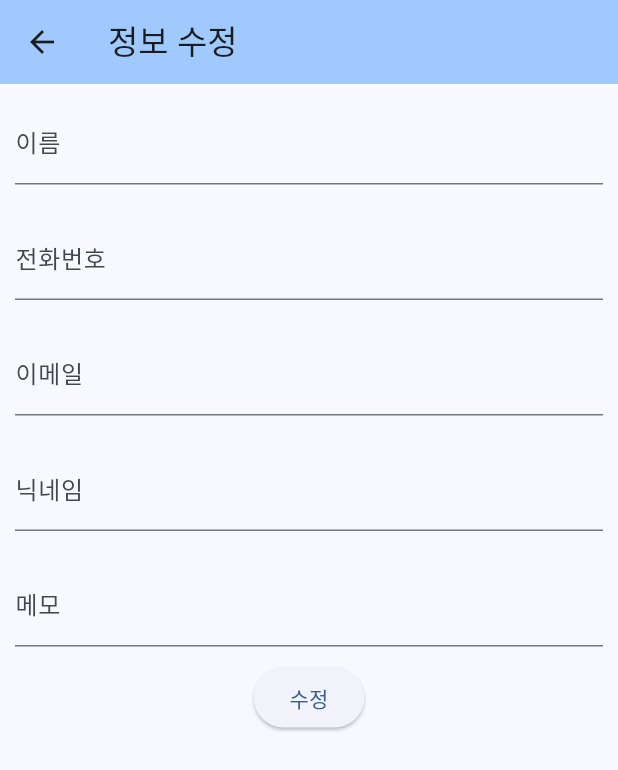
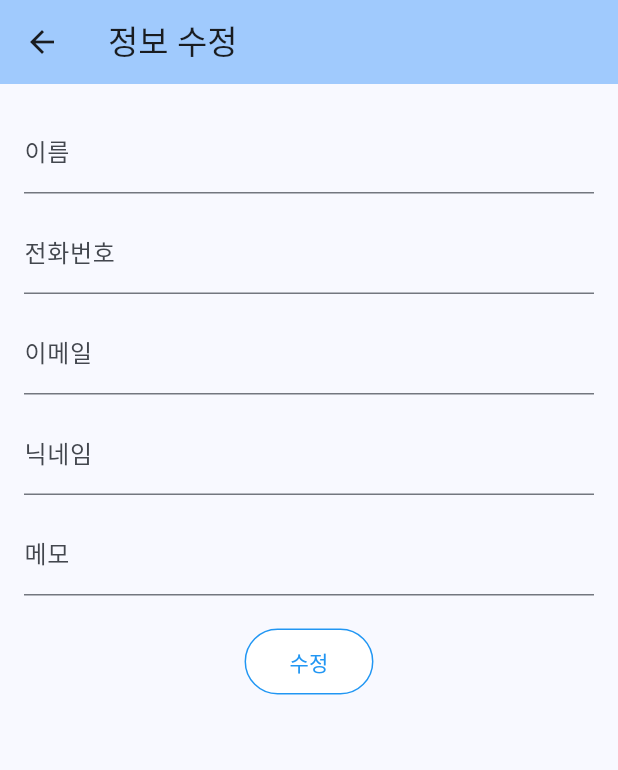
Before and after one commit to kimyk0101/phone_app_flutter, a Flutter app: the EditForm screen opened by its route, after a tap on "수정", on a phone screen of 412 x 824 dp. Shown: the top 770 px of the screen. Run offline on Flutter 3.47's test engine with Material 3 defaults, Android fonts, the phone set to English and light mode, and no system bars; our stand-ins replace dio; network calls fail.

Commit message:
[연경] 검색 기능 제외 스타일 완료

```diff
--- a/lib/editForm.dart
+++ b/lib/editForm.dart
@@ -78,33 +78,24 @@ class _EditFormState extends State<_EditForm> {
 
   @override
   Widget build(BuildContext context) {
-    return Container(
-      child: Form(
+    return Padding(
+      padding: const EdgeInsets.all(16.0),
       child: Column(
         children: <Widget>[
-            Container(
-              margin: EdgeInsets.all(10),
-              child: TextFormField(
+          TextFormField(
             controller: _nameController,
-                decoration: InputDecoration(
-                  labelText: "이름",
-                  hintText: "이름을 입력하세요",
+            decoration: InputDecoration(labelText: "이름", hintText: "이름을 입력하세요"),
           ),
-              ),
-            ),
-            Container(
-              margin: EdgeInsets.all(10),
-              child: TextFormField(
+          SizedBox(height: 10), // 간격을 3px로 설정
+          TextFormField(
             controller: _phoneNumberController,
             decoration: InputDecoration(
               labelText: "전화번호",
               hintText: "전화번호를 입력하세요",
             ),
           ),
-            ),
-            Container(
-              margin: EdgeInsets.all(10),
-              child: TextFormField(
+          SizedBox(height: 10), // 간격을 3px로 설정
+          TextFormField(
             controller: _emailController,
             decoration: InputDecoration(
               labelText: "이메일",
@@ -112,37 +103,33 @@ class _EditFormState extends State<_EditForm> {
             ),
             keyboardType: TextInputType.emailAddress, // 이메일 입력 모드
           ),
-            ),
-            Container(
-              margin: EdgeInsets.all(10),
-              child: TextFormField(
+          SizedBox(height: 10), // 간격을 3px로 설정
+          TextFormField(
             controller: _nicknameController,
             decoration: InputDecoration(
               labelText: "닉네임",
               hintText: "닉네임을 입력하세요",
             ),
           ),
+          SizedBox(height: 10), // 간격을 3px로 설정
+          TextFormField(
+            controller: _memoController,
+            decoration: InputDecoration(labelText: "메모", hintText: "메모를 입력하세요"),
           ),
-            Container(
-              margin: EdgeInsets.all(10),
-              child: TextFormField(
-                controller: _memoController,
-                decoration: InputDecoration(
-                  labelText: "메모",
-                  hintText: "메모를 입력하세요",
-                ),
-              ),
-            ),
-            SizedBox(
-              child: ElevatedButton(
-                onPressed: () {
-                  updatePhoneApp();
-                },
-                child: Text("수정"),
+          SizedBox(height: 20),
+          TextButton(
+            onPressed: updatePhoneApp,
+            child: Text("수정", style: TextStyle(color: Colors.blue)), // 글자색 파랑
+            style: TextButton.styleFrom(
+              backgroundColor: Colors.white, // 배경색 하얀색
+              side: BorderSide(color: Colors.blue), // 테두리 파란색
+              padding: EdgeInsets.symmetric(
+                vertical: 12,
+                horizontal: 30,
+              ), // 버튼 크기 조정
             ),
           ),
         ],
-        ),
       ),
     );
   }
--- a/lib/main.dart
+++ b/lib/main.dart
@@ -2,9 +2,7 @@ import 'package:flutter/material.dart';
 import 'package:phone_app_flutter/list.dart';
 import 'package:phone_app_flutter/writeForm.dart';
 import 'package:phone_app_flutter/editForm.dart';
-// import 'package:phone_app_flutter/app_editForm.dart';
 import 'package:phone_app_flutter/detailPage.dart';
-// import 'package:phone_app_flutter/app_detailPage.dart';
 
 void main() {
   runApp(const MyApp());
```
Also changed, not shown: lib/app_detailPage.dart (deleted, +0 -194 lines), lib/app_editForm.dart (deleted, +0 -140 lines), lib/detailPage.dart (+54 -42 lines), lib/list.dart (+23 -5 lines), lib/writeForm.dart (+5 -5 lines). Lines whose indentation alone changed are shown as unchanged.
